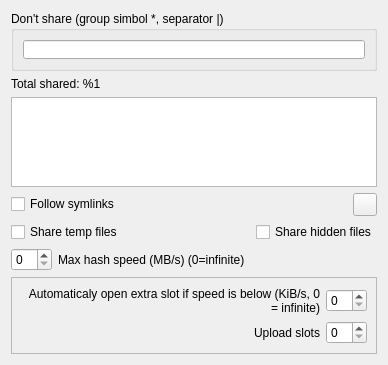
This is eiskaltdcpp/ui/UISettingsSharing.ui in eiskaltdcpp/eiskaltdcpp as Qt 5 draws it before an edit. The edited form follows.
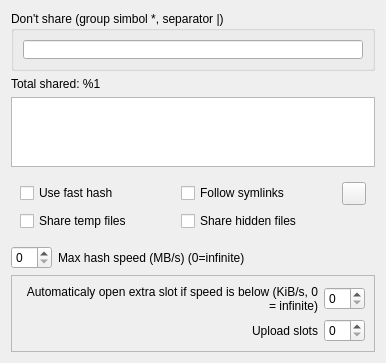
This is the edited form.

Commit message: some fixes for hash manager

Patch:
```diff
--- a/eiskaltdcpp/ui/UISettingsSharing.ui
+++ b/eiskaltdcpp/ui/UISettingsSharing.ui
@@ -6,8 +6,8 @@
    <rect>
     <x>0</x>
     <y>0</y>
-    <width>388</width>
-    <height>365</height>
+    <width>386</width>
+    <height>363</height>
    </rect>
   </property>
   <property name="windowTitle">
@@ -56,8 +56,22 @@
     <widget class="QTreeView" name="treeView"/>
    </item>
    <item>
-    <layout class="QHBoxLayout" name="horizontalLayout_3">
-     <item>
+    <widget class="QFrame" name="frame_2">
+     <property name="frameShape">
+      <enum>QFrame::NoFrame</enum>
+     </property>
+     <property name="frameShadow">
+      <enum>QFrame::Raised</enum>
+     </property>
+     <layout class="QGridLayout" name="gridLayout">
+      <item row="0" column="0">
+       <widget class="QCheckBox" name="checkBox_FASTHASH">
+        <property name="text">
+         <string>Use fast hash</string>
+        </property>
+       </widget>
+      </item>
+      <item row="0" column="1">
       <widget class="QCheckBox" name="checkBox_FOLLOW">
        <property name="sizePolicy">
         <sizepolicy hsizetype="Preferred" vsizetype="Fixed">
@@ -70,18 +84,14 @@
        </property>
       </widget>
      </item>
-     <item>
+      <item row="0" column="2">
       <widget class="QToolButton" name="toolButton_RECREATE">
        <property name="text">
         <string/>
        </property>
       </widget>
      </item>
-    </layout>
-   </item>
-   <item>
-    <layout class="QHBoxLayout" name="horizontalLayout_2">
-     <item>
+      <item row="1" column="0">
       <widget class="QCheckBox" name="checkBox_SHARE_TEMP_FILES">
        <property name="sizePolicy">
         <sizepolicy hsizetype="Preferred" vsizetype="Fixed">
@@ -94,20 +104,7 @@
        </property>
       </widget>
      </item>
-     <item>
-      <spacer name="horizontalSpacer">
-       <property name="orientation">
-        <enum>Qt::Horizontal</enum>
-       </property>
-       <property name="sizeHint" stdset="0">
-        <size>
-         <width>40</width>
-         <height>20</height>
-        </size>
-       </property>
-      </spacer>
-     </item>
-     <item>
+      <item row="1" column="1">
       <widget class="QCheckBox" name="checkBox_SHAREHIDDEN">
        <property name="sizePolicy">
         <sizepolicy hsizetype="Preferred" vsizetype="Fixed">
@@ -121,6 +118,7 @@
       </widget>
      </item>
     </layout>
+    </widget>
    </item>
    <item>
     <layout class="QFormLayout" name="formLayout">
```
Lines whose indentation alone changed are shown as unchanged. The commit also changes 2 other files.
